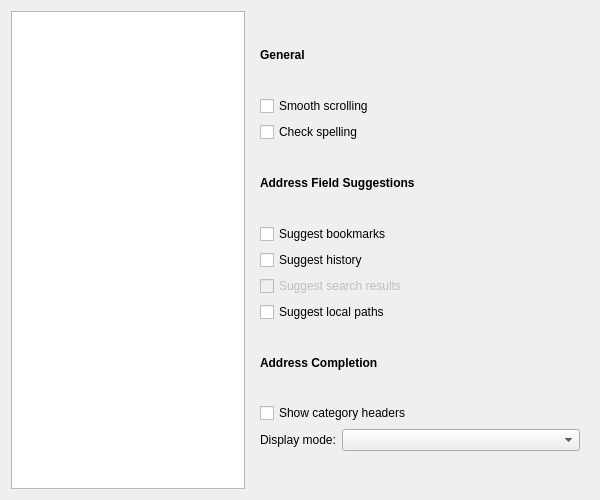
Before: the Qt Designer form src/modules/windows/preferences/AdvancedPreferencesPage.ui in OtterBrowser/otter-browser, drawn with Qt 5.
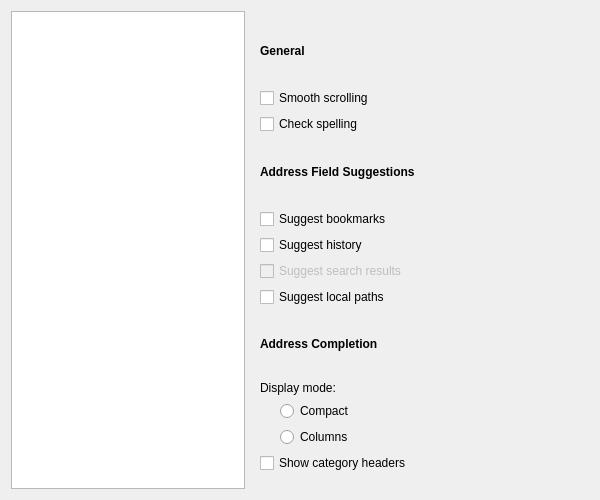
After: the same form once the commit is applied. Custom widgets are drawn as their Qt base class.

Commit message: Switch to radios

```diff
--- a/src/modules/windows/preferences/AdvancedPreferencesPage.ui
+++ b/src/modules/windows/preferences/AdvancedPreferencesPage.ui
@@ -133,6 +133,57 @@
        </item>
        <item>
         <layout class="QVBoxLayout" name="browsingCompletionLayout">
+         <item>
+          <widget class="QLabel" name="browsingDisplayModeLabel">
+           <property name="text">
+            <string>Display mode:</string>
+           </property>
+          </widget>
+         </item>
+         <item>
+          <layout class="QHBoxLayout" name="browsingDisplayModeHorizontalLayout">
+           <item>
+            <spacer name="browsingDisplayModeSpacer">
+             <property name="orientation">
+              <enum>Qt::Horizontal</enum>
+             </property>
+             <property name="sizeType">
+              <enum>QSizePolicy::Fixed</enum>
+             </property>
+             <property name="sizeHint" stdset="0">
+              <size>
+               <width>20</width>
+               <height>0</height>
+              </size>
+             </property>
+            </spacer>
+           </item>
+           <item>
+            <layout class="QVBoxLayout" name="browsingDisplayModeVerticalLayout">
+             <item>
+              <widget class="QRadioButton" name="browsingDisplayModeCompactRadioButton">
+               <property name="text">
+                <string>Compact</string>
+               </property>
+               <attribute name="buttonGroup">
+                <string notr="true">browsingDisplayModeButtonGroup</string>
+               </attribute>
+              </widget>
+             </item>
+             <item>
+              <widget class="QRadioButton" name="browsingDisplayModeColumnsRadioButton">
+               <property name="text">
+                <string>Columns</string>
+               </property>
+               <attribute name="buttonGroup">
+                <string notr="true">browsingDisplayModeButtonGroup</string>
+               </attribute>
+              </widget>
+             </item>
+            </layout>
+           </item>
+          </layout>
+         </item>
          <item>
           <widget class="QCheckBox" name="browsingCategoriesCheckBox">
            <property name="text">
@@ -140,20 +191,6 @@
            </property>
           </widget>
          </item>
-         <item>
-          <layout class="QFormLayout" name="browsingDisplayModeLayout">
-           <item row="0" column="0">
-            <widget class="QLabel" name="browsingDisplayModeLabel">
-             <property name="text">
-              <string>Display mode:</string>
-             </property>
-            </widget>
-           </item>
-           <item row="0" column="1">
-            <widget class="QComboBox" name="browsingDisplayModeComboBox"/>
-           </item>
-          </layout>
-         </item>
         </layout>
        </item>
        <item>
```
Left out of the diff: 1 changed line with no effect on the pictures. The commit also changes 1 other file.
